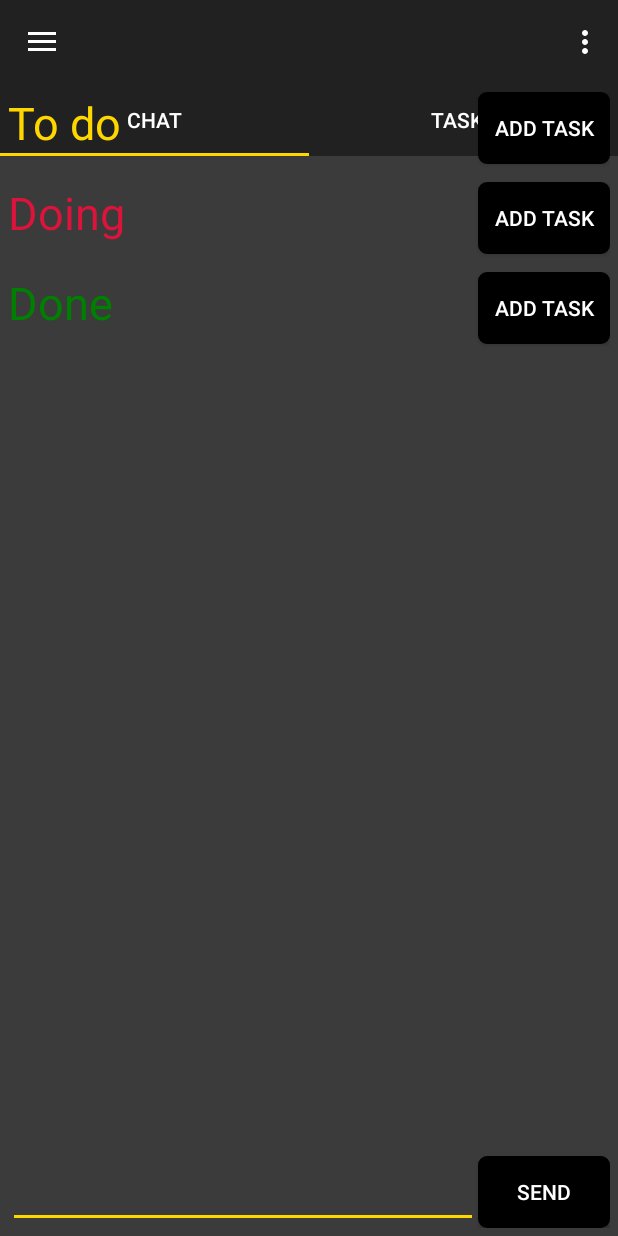
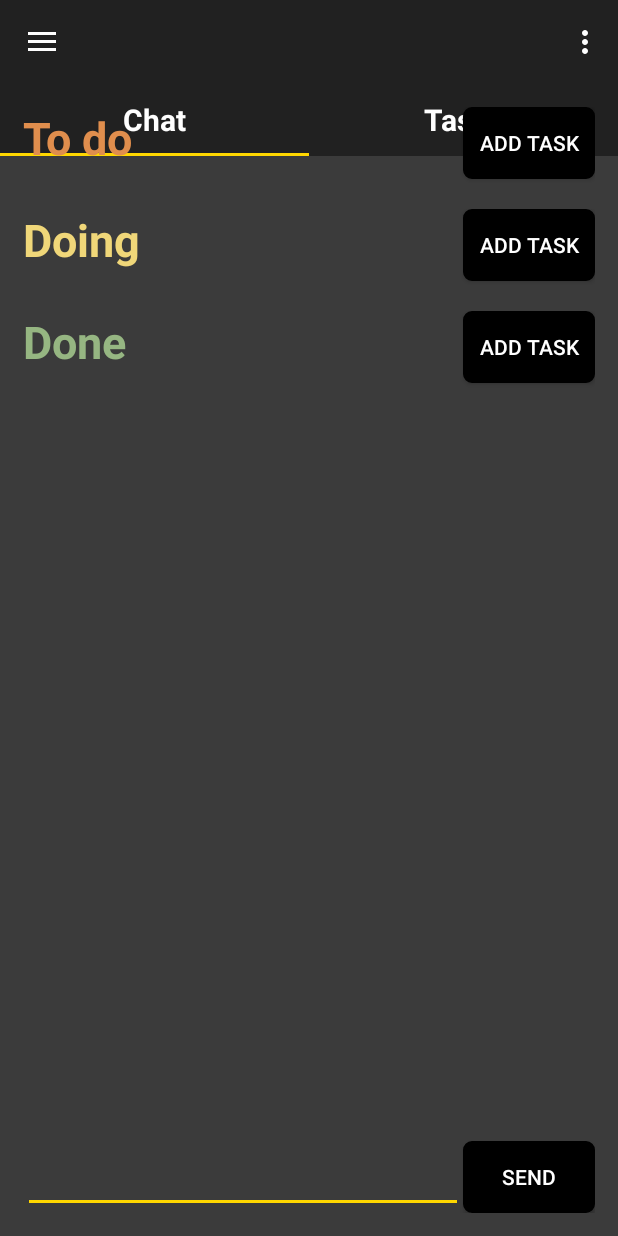
Before and after one commit to Sucramo/P5ProjectChat, an Android app: the fragment TasksFragment placed in its activity, on a phone screen of 412 x 824 dp. Run offline under Robolectric (Android 15) with nearby library versions, the phone set to English and light mode, and no system bars; our stand-ins replace Firebase (no records; nobody signed in at launch, a user with empty details on screens opened directly); 1 statement that could not run was skipped.

Commit message:
Woah the app looks amazing pt 3

```diff
--- a/app/src/main/res/layout/activity_first_page.xml
+++ b/app/src/main/res/layout/activity_first_page.xml
@@ -37,7 +37,9 @@
                     android:background="?attr/colorPrimary"
                     tools:ignore="MissingConstraints"
                     app:tabTextColor="@color/white"
-                    app:tabIndicatorColor="@color/cold"/>
+                    app:tabIndicatorColor="@color/cold"
+                    app:tabTextAppearance="@style/TablayoutTextSize"
+                    />
 
                 <androidx.viewpager.widget.ViewPager
                     android:id="@+id/view_pager"
@@ -63,8 +65,9 @@
         <RelativeLayout
             android:layout_width="match_parent"
             android:layout_height="match_parent"
-            android:paddingTop="20dp"
-            android:paddingEnd="5dp"
+            android:paddingTop="40dp"
+            android:paddingEnd="10dp"
+            android:paddingStart="10dp"
             >
 
             <TextView
@@ -73,10 +76,10 @@
                 android:layout_height="wrap_content"
                 android:layout_alignParentStart="true"
                 android:text="Chat Rooms"
-                android:textSize="20dp"
+                android:textSize="25dp"
                 android:textColor="@color/cold"
-                android:paddingStart="8dp"
-                android:layout_centerHorizontal="true"/>
+                android:layout_centerHorizontal="true"
+                android:textStyle="bold"/>
 
             <ListView
                 android:id="@+id/listView"
--- a/app/src/main/res/layout/chat_layout.xml
+++ b/app/src/main/res/layout/chat_layout.xml
@@ -2,7 +2,7 @@
 <RelativeLayout xmlns:android="http://schemas.android.com/apk/res/android"
     android:layout_width="match_parent"
     android:layout_height="match_parent"
-    android:padding="5dp">
+    android:padding="15dp">
 
     <ScrollView
         android:layout_width="match_parent"
@@ -19,9 +19,11 @@
                 android:layout_width="wrap_content"
                 android:layout_height="wrap_content"
                 android:layout_marginTop="4dp"
-                android:padding="8dp"
                 android:text=""
-                android:textColor="@color/white" />
+                android:textColor="@color/white"
+                android:lineSpacingExtra="8dp"
+                android:textSize="20dp"
+                />
         </LinearLayout>
     </ScrollView>
 
--- a/app/src/main/res/layout/list_item.xml
+++ b/app/src/main/res/layout/list_item.xml
@@ -7,4 +7,6 @@
     android:minHeight="?android:attr/listPreferredItemHeightSmall"
     android:textAppearance="?android:attr/textAppearanceListItemSmall"
     android:textColor="@color/white"
-    android:paddingStart="8dp"/>
+    android:paddingStart="8dp"
+    android:textStyle="bold"
+    android:textSize="18dp"/>
--- a/app/src/main/res/layout/tasks_layout.xml
+++ b/app/src/main/res/layout/tasks_layout.xml
@@ -11,9 +11,7 @@
         <RelativeLayout
             android:layout_width="match_parent"
             android:layout_height="wrap_content"
-            android:paddingTop="5dp"
-            android:paddingStart="5dp"
-            android:paddingEnd="5dp">
+            android:padding="15dp">
 
             <RelativeLayout
                 android:id="@+id/toDoListLayout"
@@ -28,7 +26,8 @@
                     android:layout_alignParentStart="true"
                     android:text="To do"
                     android:textSize="30dp"
-                    android:textColor="@color/cold" />
+                    android:textColor="@color/funkyorange"
+                    android:textStyle="bold"/>
 
                 <Button
                     android:id="@+id/btn_add_to_do_task"
@@ -57,6 +56,8 @@
                             android:layout_height="wrap_content"
                             android:text=""
                             android:textColor="@color/white"
+                            android:lineSpacingExtra="8dp"
+                            android:textSize="20dp"
                             />
                     </LinearLayout>
 
@@ -78,7 +79,8 @@
                     android:layout_alignParentStart="true"
                     android:text="Doing"
                     android:textSize="30dp"
-                    android:textColor="@color/crimson"/>
+                    android:textColor="@color/funkyyellow"
+                    android:textStyle="bold"/>
 
                 <Button
                     android:id="@+id/btn_add_doing_task"
@@ -105,7 +107,9 @@
                             android:layout_width="match_parent"
                             android:layout_height="wrap_content"
                             android:text=""
-                            android:textColor="@color/white"/>
+                            android:textColor="@color/white"
+                            android:lineSpacingExtra="8dp"
+                            android:textSize="20dp"/>
                     </LinearLayout>
 
                 </ScrollView>
@@ -125,7 +129,8 @@
                     android:layout_alignParentStart="true"
                     android:text="Done"
                     android:textSize="30dp"
-                    android:textColor="@color/green"/>
+                    android:textColor="@color/funkygreen"
+                    android:textStyle="bold"/>
 
                 <Button
                     android:id="@+id/btn_add_done_task"
@@ -152,7 +157,9 @@
                             android:layout_width="match_parent"
                             android:layout_height="wrap_content"
                             android:text=""
-                            android:textColor="@color/white"/>
+                            android:textColor="@color/white"
+                            android:lineSpacingExtra="8dp"
+                            android:textSize="20dp"/>
                     </LinearLayout>
 
                 </ScrollView>
--- a/app/src/main/res/layout/toolbar.xml
+++ b/app/src/main/res/layout/toolbar.xml
@@ -16,7 +16,7 @@
         android:layout_gravity="center"
         android:id="@+id/toolbar_title"
         android:textColor="@color/white"
-        android:textSize="20sp"
+        android:textSize="25dp"
         android:textStyle="bold"/>
 
 
--- a/app/src/main/res/values/colors.xml
+++ b/app/src/main/res/values/colors.xml
@@ -145,6 +145,11 @@
     <color name="navy">#000080</color>
     <color name="black">#000000</color>
     <color name="test">#3b3b3b</color>
+    <color name="funkyorange">#E08E4D</color>
+    <color name="funkyyellow">#F0D779</color>
+    <color name="funkygreen">#96B682</color>
+
+
 
 
 </resources>
--- a/app/src/main/res/values/styles.xml
+++ b/app/src/main/res/values/styles.xml
@@ -14,4 +14,11 @@
         <item name="android:statusBarColor">@android:color/transparent</item>
     </style>
 
+    <style name="TablayoutTextSize" parent="Widget.Design.TabLayout">
+
+        <item name="android:textSize">20dp</item>
+        <item name="android:textStyle">bold</item>
+
+    </style>
+
 </resources>
```
